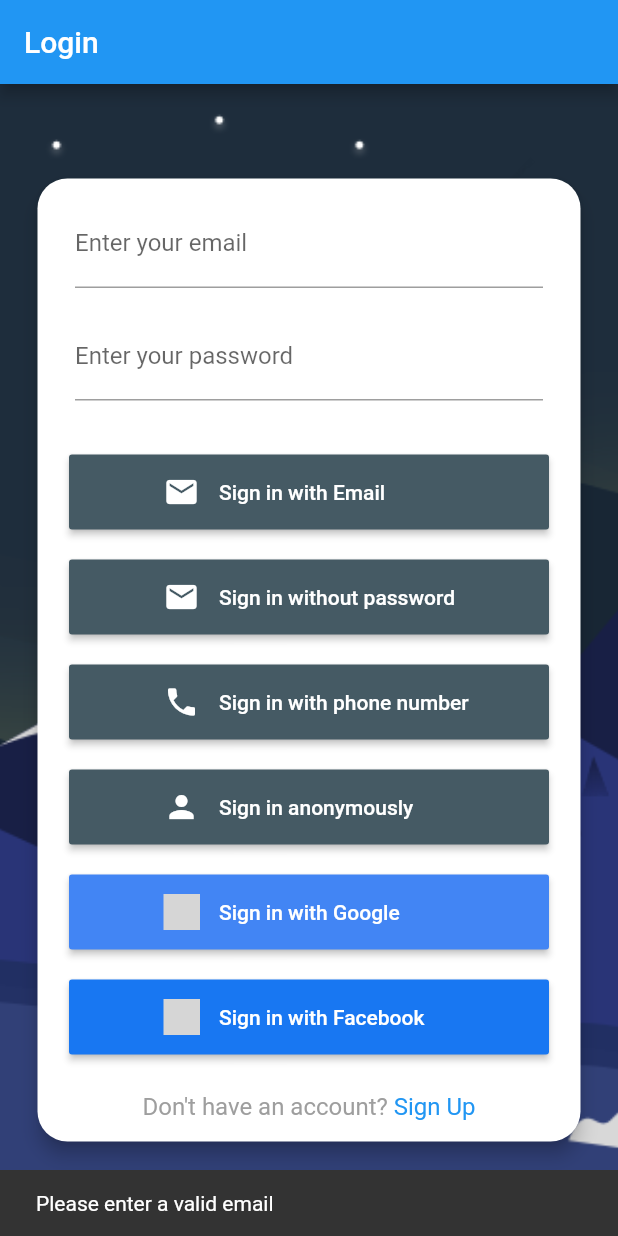
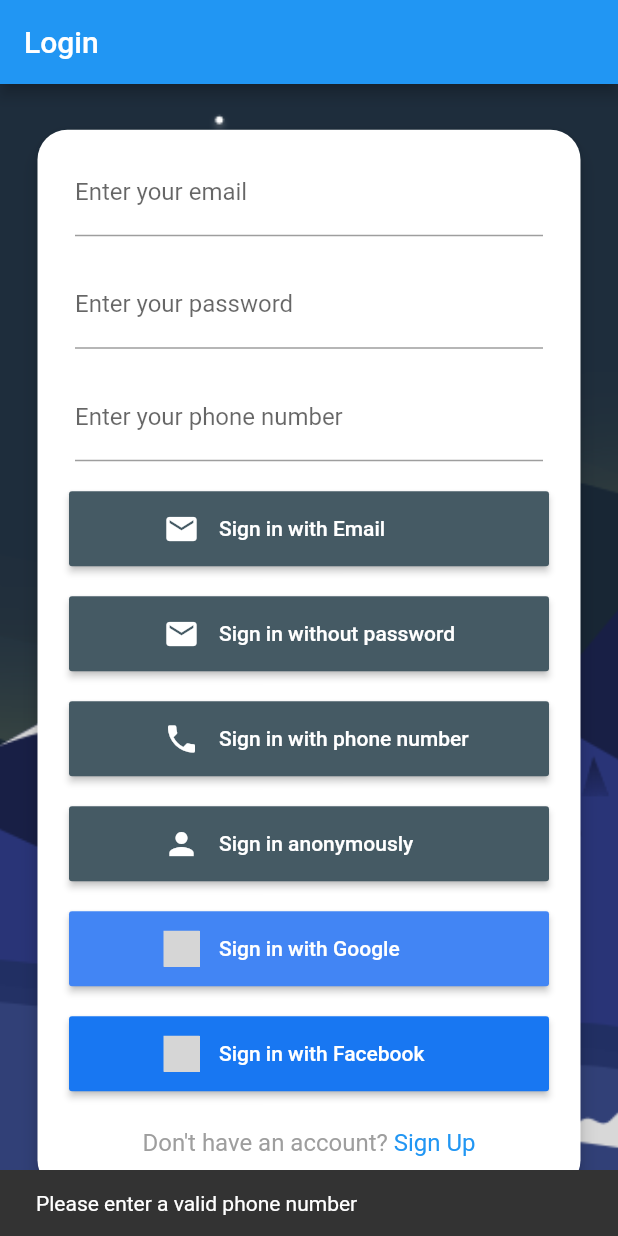
Before and after one commit to ashwinpilgaonkar/midterm-users-app, a Flutter app: the screen it shows after launch, after a tap on "Sign in with phone number", on a phone screen of 412 x 824 dp. Run offline on Flutter 3.47's test engine with Material 2 defaults, Android fonts, the phone set to English and light mode, and no system bars; our stand-ins replace cloud_firestore, firebase_auth, firebase_core, firebase_dynamic_links, firebase_storage, flutter_signin_button and 2 more; missing offline and left inert: flutter_facebook_auth; accounts and stored records are empty; network calls fail; grey boxes are pictures that could not be loaded.

Commit message:
Implemented all firebase login methods

```diff
--- a/lib/login_page.dart
+++ b/lib/login_page.dart
@@ -1,9 +1,10 @@
 import 'package:flutter/material.dart';
 import 'package:flutter/gestures.dart';
-import 'package:firebase_auth/firebase_auth.dart';
 import 'signup_page.dart';
 import 'user_list.dart';
 import 'package:flutter_signin_button/flutter_signin_button.dart';
+
+//Import self built custom firebase class from fire_auth.dart
 import 'fire_auth.dart';
 
 class LoginPage extends StatefulWidget {
@@ -12,24 +13,44 @@
   State<LoginPage> createState() => _LoginPage();
 }
 
-class _LoginPage extends State<LoginPage> {
+class _LoginPage extends State<LoginPage> with WidgetsBindingObserver {
   String email = "";
+  bool sentOTP = false;
+  bool passwordlessSignInResult = false;
+  final userNameController = TextEditingController();
+  final passwordController = TextEditingController();
+  final phoneNumberController = TextEditingController();
 
   @override
-  void didChangeAppLifecycleState(AppLifecycleState state) {
-    print("HERE==================");
+  void initState() {
+    super.initState();
+    WidgetsBinding.instance!.addObserver(this);
+  }
+
+  @override
+  void dispose() {
+    WidgetsBinding.instance!.removeObserver(this);
+    super.dispose();
+  }
+
+  @override
+  void didChangeAppLifecycleState(AppLifecycleState state) async {
+    super.didChangeAppLifecycleState(state);
     if (state == AppLifecycleState.resumed) {
-      FireAuth.passwordlessSigninValidate(email: email);
+      //For passwordless signin -- when application is resumed, check whether the link has been authenticated
+      var result = await FireAuth.passwordlessSigninValidate(email: email);
+
+      // If link has not been previously validated, setState with authentication result
+      if (result != null && passwordlessSignInResult == false) {
+        setState(() {
+          passwordlessSignInResult = true;
+        });
+      }
     }
   }
 
   @override
   Widget build(BuildContext context) {
-    FirebaseAuth auth = FirebaseAuth.instance;
-
-    final userNameController = TextEditingController();
-    final passwordController = TextEditingController();
-
     return Container(
       decoration: BoxDecoration(
         image: DecorationImage(
@@ -42,7 +63,7 @@
             child: new Column(children: [
           const SizedBox(height: 15),
           Container(
-            height: 650,
+            height: 715,
             width: 370,
             child: Card(
               elevation: 5,
@@ -61,7 +82,6 @@
                       controller: userNameController,
                       decoration: const InputDecoration(
                         border: UnderlineInputBorder(),
-                        // errorText: 'Error',
                         labelText: 'Enter your email',
                       ),
                     ),
@@ -74,8 +94,20 @@
                       obscureText: true,
                       decoration: const InputDecoration(
                         border: UnderlineInputBorder(),
-                        // errorText: 'Error',
                         labelText: 'Enter your password',
+                      ),
+                    ),
+                  ),
+                  Padding(
+                    padding:
+                        const EdgeInsets.symmetric(horizontal: 25, vertical: 0),
+                    child: TextFormField(
+                      keyboardType: TextInputType.number,
+                      controller: phoneNumberController,
+                      decoration: InputDecoration(
+                        border: UnderlineInputBorder(),
+                        labelText:
+                            sentOTP ? 'Enter OTP' : 'Enter your phone number',
                       ),
                     ),
                   ),
@@ -111,18 +143,6 @@
                             ScaffoldMessenger.of(context).showSnackBar(SnackBar(
                               content: Text("Login successful"),
                             ));
-                          } on FirebaseAuthException catch (e) {
-                            if (e.code == 'user-not-found') {
-                              ScaffoldMessenger.of(context)
-                                  .showSnackBar(SnackBar(
-                                content: Text("No user found with that email"),
-                              ));
-                            } else if (e.code == 'wrong-password') {
-                              ScaffoldMessenger.of(context)
-                                  .showSnackBar(SnackBar(
-                                content: Text("Incorrect password"),
-                              ));
-                            }
                           } catch (e) {
                             ScaffoldMessenger.of(context).showSnackBar(SnackBar(
                               content: Text(e.toString()),
@@ -137,7 +157,9 @@
                     height: 50,
                     width: 320,
                     child: SignInButtonBuilder(
-                      text: 'Sign in without password',
+                      text: passwordlessSignInResult
+                          ? 'Validated. Tap to Sign-in'
+                          : 'Sign in without password',
                       icon: Icons.email,
                       backgroundColor: Colors.blueGrey[700]!,
                       onPressed: () async {
@@ -146,19 +168,35 @@
                             content: Text("Please enter a valid email"),
                           ));
                         } else {
+                          if (passwordlessSignInResult == true) {
+                            Navigator.push(
+                              context,
+                              MaterialPageRoute(
+                                  builder: (context) => UserList()),
+                            );
+
+                            ScaffoldMessenger.of(context).showSnackBar(SnackBar(
+                              content: Text("Login successful"),
+                            ));
+
+                            passwordlessSignInResult = false;
+                          } else {
                             email = userNameController.text;
 
                             try {
                               FireAuth.passwordlessSignin(email: email);
 
-                            ScaffoldMessenger.of(context).showSnackBar(SnackBar(
-                              content:
-                                  Text("Verification E-mail sent successfully"),
+                              ScaffoldMessenger.of(context)
+                                  .showSnackBar(SnackBar(
+                                content: Text(
+                                    "Verification E-mail sent successfully"),
                               ));
                             } catch (e) {
-                            ScaffoldMessenger.of(context).showSnackBar(SnackBar(
+                              ScaffoldMessenger.of(context)
+                                  .showSnackBar(SnackBar(
                                 content: Text(e.toString()),
                               ));
+                            }
                           }
                         }
                       },
@@ -169,23 +207,34 @@
                     height: 50,
                     width: 320,
                     child: SignInButtonBuilder(
-                      text: 'Sign in with phone number',
+                      text:
+                          sentOTP ? 'Verify OTP' : 'Sign in with phone number',
                       icon: Icons.phone,
                       backgroundColor: Colors.blueGrey[700]!,
                       onPressed: () async {
-                        if (userNameController.text == "") {
+                        if (phoneNumberController.text == "") {
                           ScaffoldMessenger.of(context).showSnackBar(SnackBar(
-                            content: Text("Please enter a valid email"),
-                          ));
-                        } else if (passwordController.text == "") {
-                          ScaffoldMessenger.of(context).showSnackBar(SnackBar(
-                            content: Text("Please enter a valid password"),
+                            content: sentOTP
+                                ? Text("Please enter a valid OTP")
+                                : Text("Please enter a valid phone number"),
                           ));
                         } else {
                           try {
-                            await auth.signInWithEmailAndPassword(
-                                email: userNameController.text,
-                                password: passwordController.text);
+                            if (sentOTP == false) {
+                              try {
+                                await FireAuth.sendOTP(
+                                    phone: phoneNumberController.text);
+                                sentOTP = true;
+                              } catch (e) {
+                                ScaffoldMessenger.of(context)
+                                    .showSnackBar(SnackBar(
+                                  content: Text(e.toString()),
+                                ));
+                              }
+                            } else {
+                              try {
+                                await FireAuth.verifyOTP(
+                                    otp: phoneNumberController.text);
 
                                 Navigator.push(
                                   context,
@@ -193,20 +242,16 @@
                                       builder: (context) => UserList()),
                                 );
 
-                            ScaffoldMessenger.of(context).showSnackBar(SnackBar(
+                                ScaffoldMessenger.of(context)
+                                    .showSnackBar(SnackBar(
                                   content: Text("Login successful"),
                                 ));
-                          } on FirebaseAuthException catch (e) {
-                            if (e.code == 'user-not-found') {
+                              } catch (e) {
                                 ScaffoldMessenger.of(context)
                                     .showSnackBar(SnackBar(
-                                content: Text("No user found with that email"),
+                                  content: Text(e.toString()),
                                 ));
-                            } else if (e.code == 'wrong-password') {
-                              ScaffoldMessenger.of(context)
-                                  .showSnackBar(SnackBar(
-                                content: Text("Incorrect password"),
-                              ));
+                              }
                             }
                           } catch (e) {
                             ScaffoldMessenger.of(context).showSnackBar(SnackBar(
@@ -318,6 +363,7 @@
                       ],
                     ),
                   ),
+                  const SizedBox(height: 10),
                 ],
               ),
             ),
```
Also changed, not shown: lib/fire_auth.dart (+58 -9 lines), lib/signup_page.dart (+37 -29 lines), lib/user_detail.dart (+36 -7 lines), lib/user_list.dart (+12 -4 lines). Lines whose indentation alone changed are shown as unchanged.
